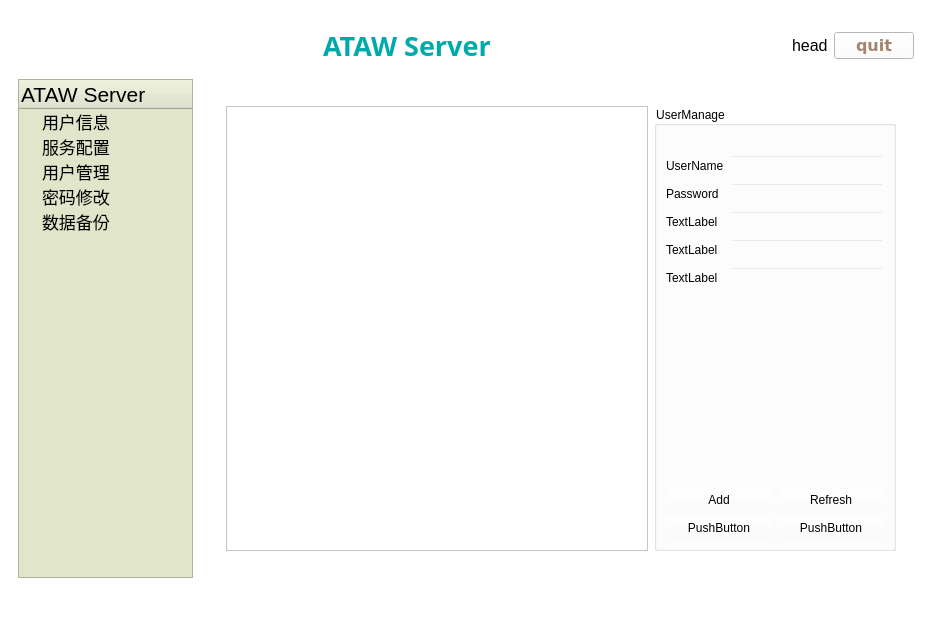
Above: chat_server/mainwindow.ui from heluxi/Chat before the change. Below: the same form after it.
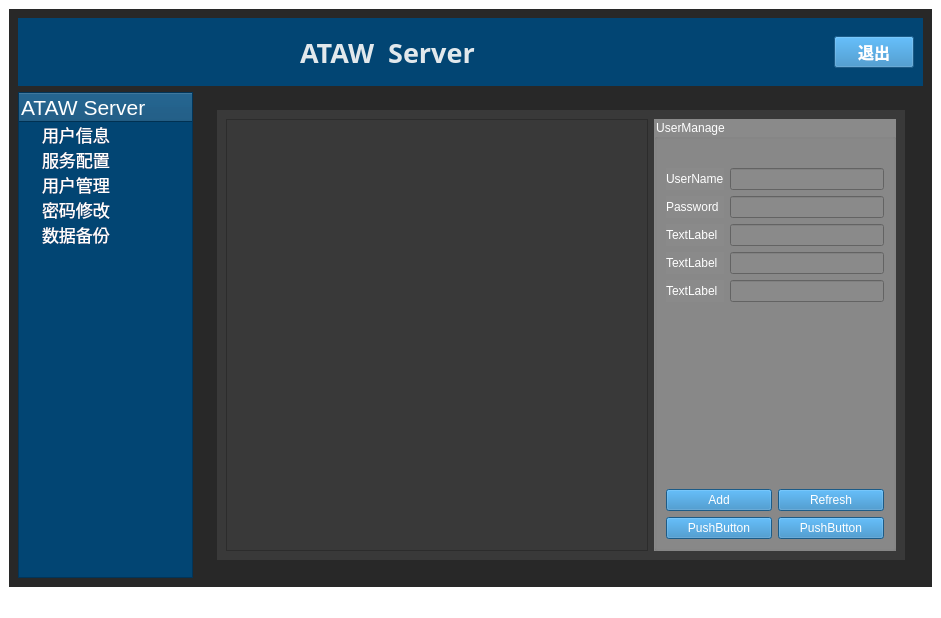
That is the form after the change. The open tabs and pages were chosen to show the change. Icons and pictures are not drawn. Custom widgets are drawn as their Qt base class.

The edit to the form file:
```diff
--- a/chat_server/mainwindow.ui
+++ b/chat_server/mainwindow.ui
@@ -329,6 +329,10 @@
        </layout>
       </widget>
       <widget class="QWidget" name="MainWidget">
+       <property name="styleSheet">
+        <string notr="true">background-color: rgb(40, 40, 40);
+color: rgb(255, 255, 255);</string>
+       </property>
        <layout class="QGridLayout" name="gridLayout_8">
         <item row="2" column="0">
          <widget class="QTreeWidget" name="treeWidget">
@@ -345,8 +349,7 @@
            </size>
           </property>
           <property name="styleSheet">
-           <string notr="true">background-color: rgb(225, 229, 202);
-</string>
+           <string notr="true">background-color: rgb(2, 69, 115);</string>
           </property>
           <column>
            <property name="text">
@@ -434,6 +437,9 @@
             <pointsize>12</pointsize>
            </font>
           </property>
+          <property name="styleSheet">
+           <string notr="true">background-color: rgb(2, 69, 115);</string>
+          </property>
           <layout class="QGridLayout" name="gridLayout_2">
            <item row="0" column="2">
             <spacer name="horizontalSpacer_6">
@@ -450,6 +456,12 @@
            </item>
            <item row="0" column="1">
             <widget class="QLabel" name="label_4">
+             <property name="minimumSize">
+              <size>
+               <width>200</width>
+               <height>0</height>
+              </size>
+             </property>
              <property name="font">
               <font>
                <family>TSCu_Times</family>
@@ -457,18 +469,33 @@
                <bold>true</bold>
               </font>
              </property>
+             <property name="layoutDirection">
+              <enum>Qt::LeftToRight</enum>
+             </property>
              <property name="styleSheet">
-              <string notr="true">color:rgb(0, 170, 170)</string>
+              <string notr="true">color: rgb(226, 232, 236);
+
+
+</string>
              </property>
              <property name="text">
-              <string>ATAW Server</string>
+              <string>ATAW  Server</string>
              </property>
             </widget>
            </item>
            <item row="0" column="3">
             <widget class="QLabel" name="label">
+             <property name="minimumSize">
+              <size>
+               <width>50</width>
+               <height>50</height>
+              </size>
+             </property>
+             <property name="styleSheet">
+              <string notr="true">border-image: url(:/res/images/admin.png);</string>
+             </property>
              <property name="text">
-              <string>head</string>
+              <string/>
              </property>
             </widget>
            </item>
@@ -482,10 +509,11 @@
               </font>
              </property>
              <property name="styleSheet">
-              <string notr="true">color: rgb(163, 132, 111);</string>
+              <string notr="true">color: rgb(255, 255, 255);
+background-color: rgb(39, 128, 189);</string>
              </property>
              <property name="text">
-              <string>quit</string>
+              <string>退出</string>
              </property>
             </widget>
            </item>
@@ -513,6 +541,9 @@
           <layout class="QGridLayout" name="gridLayout_6">
            <item row="0" column="0">
             <widget class="AnimationStackedWidget" name="stackedWidget">
+             <property name="styleSheet">
+              <string notr="true">background-color: rgb(40, 40, 40);</string>
+             </property>
              <property name="currentIndex">
               <number>2</number>
              </property>
@@ -541,6 +572,9 @@
               <layout class="QGridLayout" name="gridLayout_16">
                <item row="0" column="0">
                 <widget class="QWidget" name="widget_5" native="true">
+                 <property name="styleSheet">
+                  <string notr="true">background-color: rgb(57, 57, 57)</string>
+                 </property>
                  <layout class="QGridLayout" name="gridLayout_15">
                   <item row="0" column="0">
                    <widget class="QTableView" name="tableViewUsers">
@@ -555,7 +589,8 @@
                   <item row="0" column="1">
                    <widget class="QGroupBox" name="groupBox_2">
                     <property name="styleSheet">
-                     <string notr="true">background-color: rgba(255, 255, 255, 0);</string>
+                     <string notr="true">background-color: rgb(138, 138, 138);
+color: rgb(255, 255, 255);</string>
                     </property>
                     <property name="title">
                      <string>UserManage</string>
@@ -565,6 +600,10 @@
                       <layout class="QGridLayout" name="gridLayout_4">
                        <item row="1" column="0">
                         <widget class="QPushButton" name="pushButton_3">
+                         <property name="styleSheet">
+                          <string notr="true">color: rgb(255, 255, 255);
+background-color: rgb(39, 128, 189);</string>
+                         </property>
                          <property name="text">
                           <string>PushButton</string>
                          </property>
@@ -572,6 +611,10 @@
                        </item>
                        <item row="0" column="0">
                         <widget class="QPushButton" name="btn_Insert">
+                         <property name="styleSheet">
+                          <string notr="true">color: rgb(255, 255, 255);
+background-color: rgb(39, 128, 189);</string>
+                         </property>
                          <property name="text">
                           <string>Add</string>
                          </property>
@@ -579,6 +622,10 @@
                        </item>
                        <item row="0" column="1">
                         <widget class="QPushButton" name="btn_Refresh">
+                         <property name="styleSheet">
+                          <string notr="true">color: rgb(255, 255, 255);
+background-color: rgb(39, 128, 189);</string>
+                         </property>
                          <property name="text">
                           <string>Refresh</string>
                          </property>
@@ -586,6 +633,10 @@
                        </item>
                        <item row="1" column="1">
                         <widget class="QPushButton" name="pushButton_5">
+                         <property name="styleSheet">
+                          <string notr="true">color: rgb(255, 255, 255);
+background-color: rgb(39, 128, 189);</string>
+                         </property>
                          <property name="text">
                           <string>PushButton</string>
                          </property>
```
Left out of the diff: 165 changed lines with no effect on the pictures.
